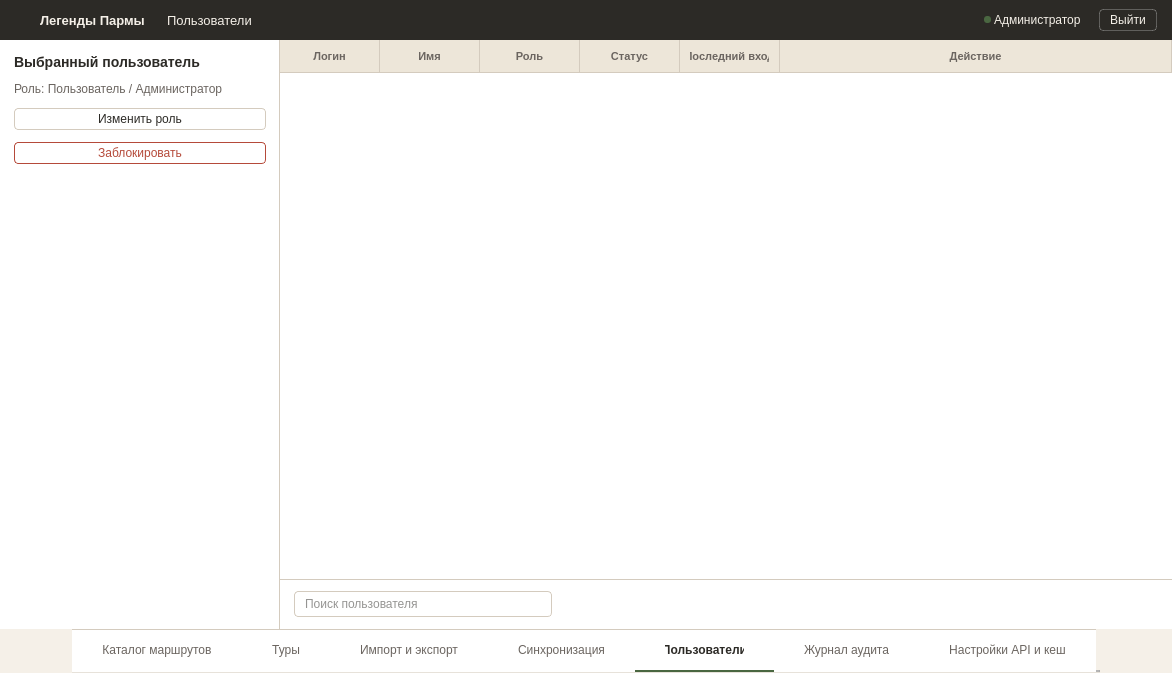
First picture: the form in ui/users_window.ui, repository nikolas-po/legends_parma, before the edit.
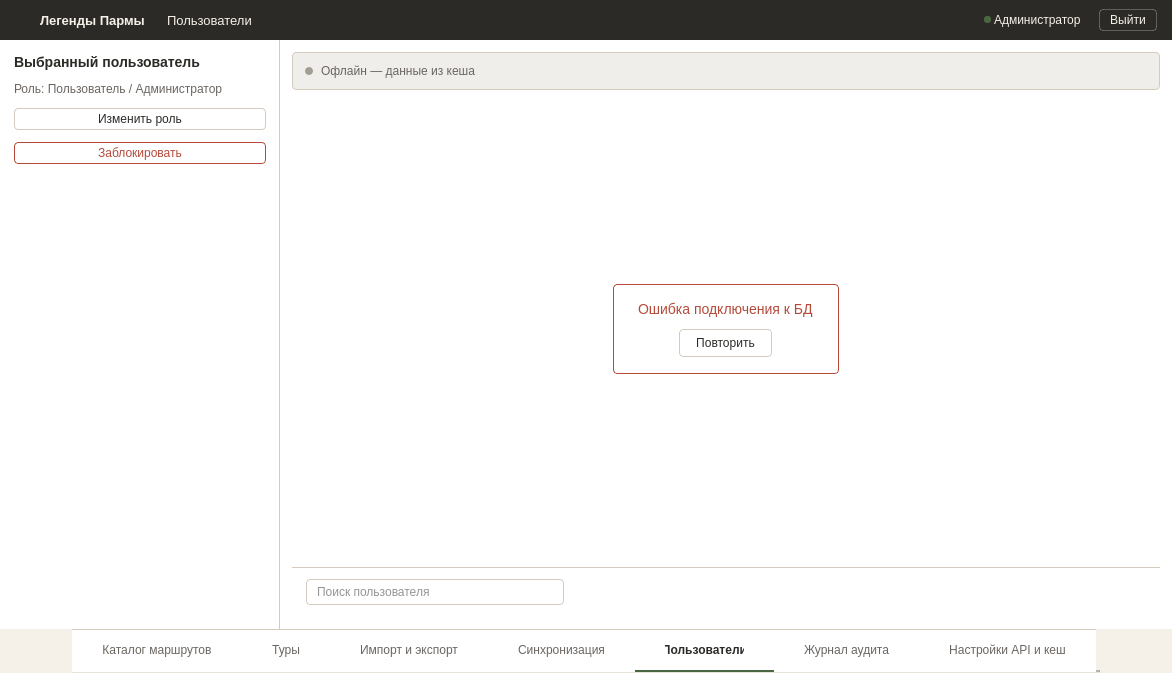
Second picture: the form after the edit. The open tabs and pages were chosen to show the change. Icons and pictures are not drawn.

Commit message: для нескольких окно сделал состояния

What changed in the file:
```diff
--- a/ui/users_window.ui
+++ b/ui/users_window.ui
@@ -14,135 +14,59 @@
    <string>UsersWindow</string>
   </property>
   <property name="styleSheet">
-   <string notr="true">#centralwidget {
-    background-color: #F5F0E8;
-}
+   <string notr="true">#centralwidget { background-color: #F5F0E8; }
+#headerFrame { background-color: #2C2A26; border: none; }
+#headerFrame QLabel { color: #F5F0E8; }
+#logout_btn { background-color: transparent; color: #F5F0E8; border: 1px solid rgba(255, 255, 255, 0.25); padding: 3px 10px; font-size: 12px; border-radius: 4px; }
+#logout_btn:hover { background-color: rgba(255, 255, 255, 0.08); border: 1px solid rgba(255, 255, 255, 0.4); }
+#logout_btn:pressed { background-color: rgba(255, 255, 255, 0.12); border: 1px solid rgba(255, 255, 255, 0.5); }
 
-#headerFrame { 
-    background-color: #2C2A26; 
-    border: none; 
-}
-#headerFrame QLabel { 
-    color: #F5F0E8; 
-}
-#logout_btn {
-    background-color: transparent;
-    color: #F5F0E8;
-    border: 1px solid rgba(255, 255, 255, 0.25);
-    padding: 3px 10px;
-    font-size: 12px;
-    border-radius: 4px;
-}
-#logout_btn:hover {
-    background-color: rgba(255, 255, 255, 0.08);
-    border: 1px solid rgba(255, 255, 255, 0.4);
-}
-#logout_btn:pressed {
-    background-color: rgba(255, 255, 255, 0.12);
-    border: 1px solid rgba(255, 255, 255, 0.5);
-}
+#leftPanel { background-color: #FFFFFF; border-right: 1px solid #D4CBBE; }
+#lbl_selected_title { font-size: 14px; font-weight: 600; color: #2C2A26; }
+#lbl_selected_desc { font-size: 12px; color: #6B6560; }
 
-#leftPanel {
-    background-color: #FFFFFF;
-    border-right: 1px solid #D4CBBE;
-}
-#lbl_selected_title {
-    font-size: 14px;
-    font-weight: 600;
-    color: #2C2A26;
-}
-#lbl_selected_desc {
-    font-size: 12px;
-    color: #6B6560;
-}
-
-#btn_change_role {
-    background-color: #FFFFFF;
-    color: #2C2A26;
-    border: 1px solid #D4CBBE;
-    padding: 3px 9px;
-    font-size: 12px;
-    border-radius: 4px;
-}
+#btn_change_role { background-color: #FFFFFF; color: #2C2A26; border: 1px solid #D4CBBE; padding: 3px 9px; font-size: 12px; border-radius: 4px; }
 #btn_change_role:hover { background-color: #F5F0E8; border: 1px solid #4A6741; }
+#btn_change_role:disabled { background-color: #FFFFFF; color: #A39E94; border: 1px solid #E5DFD4; }
+#btn_change_role:focus { border: 1px dashed #4A6741; }
 
-#btn_block {
-    background-color: #FFFFFF;
-    color: #B54A3A;
-    border: 1px solid #B54A3A;
-    padding: 3px 9px;
-    font-size: 12px;
-    border-radius: 4px;
-}
+#btn_block { background-color: #FFFFFF; color: #B54A3A; border: 1px solid #B54A3A; padding: 3px 9px; font-size: 12px; border-radius: 4px; }
 #btn_block:hover { background-color: #F5E8E6; }
 #btn_block:pressed { background-color: #EBD5D1; }
+#btn_block:disabled { background-color: #FFFFFF; color: #D4A39C; border: 1px solid #E5C4BF; }
+#btn_block:focus { border: 1px dashed #4A6741; }
 
-#rightPanel {
-    background-color: #FFFFFF;
-}
+#rightPanel { background-color: #FFFFFF; }
 
-QTableWidget {
-    background-color: #FFFFFF;
-    border: none;
-    outline: none;
-    gridline-color: transparent;
-}
-QHeaderView::section {
-    background-color: #EDE6D9;
-    color: #6B6560;
-    font-size: 11px;
-    font-weight: 600;
-    border: none;
-    border-bottom: 1px solid #D4CBBE;
-    border-right: 1px solid #D4CBBE;
-    padding: 7px 10px;
-    text-align: left;
-}
-QTableWidget::item {
-    border-bottom: 1px solid #E0DCD3;
-    padding: 7px 10px;
-    color: #2C2A26;
-    font-size: 12px;
-}
-QTableWidget::item:hover {
-    background-color: #EDE6D9;
-}
-QTableWidget::item:selected {
-    background-color: #E8EDE4;
-    color: #2C2A26;
-}
+QTableWidget { background-color: #FFFFFF; border: none; outline: none; gridline-color: transparent; }
+QHeaderView::section { background-color: #EDE6D9; color: #6B6560; font-size: 11px; font-weight: 600; border: none; border-bottom: 1px solid #D4CBBE; border-right: 1px solid #D4CBBE; padding: 7px 10px; text-align: left; }
+QTableWidget::item { border-bottom: 1px solid #E0DCD3; padding: 7px 10px; color: #2C2A26; font-size: 12px; }
+QTableWidget::item:hover { background-color: #EDE6D9; }
+QTableWidget::item:selected { background-color: #E8EDE4; color: #2C2A26; }
 
-#searchFrame {
-    border-top: 1px solid #D4CBBE;
-    background-color: #FFFFFF;
-}
-#searchInput {
-    padding: 4px 8px;
-    font-size: 12px;
-    border-radius: 4px;
-    border: 1px solid #D4CBBE;
-    background-color: #FFFFFF;
-    color: #2C2A26;
-    min-width: 160px;
-    max-width: 240px;
-}
+#searchFrame { border-top: 1px solid #D4CBBE; background-color: #FFFFFF; }
+#searchInput { padding: 4px 8px; font-size: 12px; border-radius: 4px; border: 1px solid #D4CBBE; background-color: #FFFFFF; color: #2C2A26; min-width: 160px; max-width: 240px; }
 #searchInput:hover { border: 1px solid #B8AE9E; }
 #searchInput:focus { border: 1px solid #4A6741; }
+#searchInput[error="true"] { border: 1px solid #B54A3A; }
+#searchInput:disabled { border: 1px dashed #D4CBBE; color: #A39E94; background-color: #F5F0E8; }
+
+#offlineBanner { background-color: #F0EEEA; border: 1px solid #D4CBBE; border-radius: 4px; }
+#offlineBanner QLabel { font-size: 12px; color: #6B6560; }
+#offlineDot { background-color: #A39E94; border-radius: 4px; min-width: 8px; max-width: 8px; min-height: 8px; max-height: 8px; }
+
+#lblLoadingTitle { font-size: 14px; color: #6B6560; }
+#lblLoadingSub { font-size: 12px; color: #A39E94; }
+#lblEmptyTitle { font-size: 14px; color: #6B6560; }
+#lblEmptySub { font-size: 12px; color: #A39E94; }
+#errorFrame { background-color: #FFFFFF; border: 1px solid #B54A3A; border-radius: 4px; }
+#errorFrame QLabel { font-size: 14px; color: #B54A3A; }
+#btnRetry { background-color: #FFFFFF; color: #2C2A26; border: 1px solid #D4CBBE; border-radius: 4px; padding: 6px 16px; font-size: 12px; }
+#btnRetry:hover { border: 1px solid #4A6741; background-color: #F5F0E8; }
 
 QTabWidget::panel { border: none; background-color: #FFFFFF; }
 QTabBar { background-color: #FFFFFF; border: none; }
-QTabBar::tab { 
-    height: 40px; 
-    background-color: #FFFFFF; 
-    color: #6B6560; 
-    font-size: 12px; 
-    font-weight: normal; 
-    padding: 0px 30px; 
-    border: none; 
-    border-bottom: 2px solid transparent; 
-    border-top: 1px solid #D4CBBE;
-    text-align: center; 
-}
+QTabBar::tab { height: 40px; background-color: #FFFFFF; color: #6B6560; font-size: 12px; font-weight: normal; padding: 0px 30px; border: none; border-bottom: 2px solid transparent; border-top: 1px solid #D4CBBE; text-align: center; }
 QTabBar::tab:hover { color: #2C2A26; }
 QTabBar::tab:selected { color: #2C2A26; font-weight: 600; border-bottom: 2px solid #4A6741; }</string>
   </property>
@@ -409,70 +333,177 @@
          </sizepolicy>
         </property>
         <layout class="QVBoxLayout" name="rightLayout">
-         <property name="spacing">
-          <number>0</number>
-         </property>
-         <property name="leftMargin">
-          <number>0</number>
-         </property>
-         <property name="topMargin">
-          <number>0</number>
-         </property>
-         <property name="rightMargin">
-          <number>0</number>
-         </property>
-         <property name="bottomMargin">
-          <number>0</number>
-         </property>
+         <property name="spacing"><number>0</number></property>
+         <property name="leftMargin"><number>12</number></property>
+         <property name="topMargin"><number>12</number></property>
+         <property name="rightMargin"><number>12</number></property>
+         <property name="bottomMargin"><number>12</number></property>
+         
          <item>
-          <widget class="QTableWidget" name="userTable">
-           <property name="frameShape">
-            <enum>QFrame::Shape::NoFrame</enum>
-           </property>
-           <property name="selectionMode">
-            <enum>QAbstractItemView::SelectionMode::SingleSelection</enum>
-           </property>
-           <property name="selectionBehavior">
-            <enum>QAbstractItemView::SelectionBehavior::SelectRows</enum>
-           </property>
-           <property name="showGrid">
-            <bool>false</bool>
-           </property>
-           <attribute name="horizontalHeaderStretchLastSection">
-            <bool>true</bool>
-           </attribute>
-           <column>
-            <property name="text">
-             <string>Логин</string>
-            </property>
-           </column>
-           <column>
-            <property name="text">
-             <string>Имя</string>
-            </property>
-           </column>
-           <column>
-            <property name="text">
-             <string>Роль</string>
-            </property>
-           </column>
-           <column>
-            <property name="text">
-             <string>Статус</string>
-            </property>
-           </column>
-           <column>
-            <property name="text">
-             <string>Последний вход</string>
-            </property>
-           </column>
-           <column>
-            <property name="text">
-             <string>Действие</string>
-            </property>
-           </column>
+          <widget class="QFrame" name="offlineBanner">
+           <property name="visible"><bool>false</bool></property>
+           <layout class="QHBoxLayout" name="offlineLayout">
+            <property name="spacing"><number>8</number></property>
+            <property name="leftMargin"><number>12</number></property>
+            <property name="topMargin"><number>8</number></property>
+            <property name="rightMargin"><number>12</number></property>
+            <property name="bottomMargin"><number>8</number></property>
+            <item>
+             <widget class="QLabel" name="offlineDot">
+              <property name="text"><string/></property>
+             </widget>
+            </item>
+            <item>
+             <widget class="QLabel" name="lbl_offline">
+              <property name="text"><string>Офлайн — данные из кеша</string></property>
+             </widget>
+            </item>
+            <item>
+             <spacer name="offlineSpacer">
+              <property name="orientation"><enum>Qt::Orientation::Horizontal</enum></property>
+              <property name="sizeHint" stdset="0"><size><width>40</width><height>20</height></size></property>
+             </spacer>
+            </item>
+           </layout>
           </widget>
          </item>
+         
+         <item>
+          <widget class="QStackedWidget" name="stateStack">
+           <property name="currentIndex"><number>0</number></property>
+           
+           <widget class="QWidget" name="pageNormal">
+            <layout class="QVBoxLayout" name="normalLayout">
+             <property name="leftMargin"><number>0</number></property>
+             <property name="topMargin"><number>0</number></property>
+             <property name="rightMargin"><number>0</number></property>
+             <property name="bottomMargin"><number>0</number></property>
+             <item>
+              <widget class="QTableWidget" name="userTable">
+               <property name="frameShape"><enum>QFrame::Shape::NoFrame</enum></property>
+               <property name="selectionMode"><enum>QAbstractItemView::SelectionMode::SingleSelection</enum></property>
+               <property name="selectionBehavior"><enum>QAbstractItemView::SelectionBehavior::SelectRows</enum></property>
+               <property name="showGrid"><bool>false</bool></property>
+               <attribute name="horizontalHeaderStretchLastSection"><bool>true</bool></attribute>
+               <column><property name="text"><string>Логин</string></property></column>
+               <column><property name="text"><string>Имя</string></property></column>
+               <column><property name="text"><string>Роль</string></property></column>
+               <column><property name="text"><string>Статус</string></property></column>
+               <column><property name="text"><string>Последний вход</string></property></column>
+               <column><property name="text"><string>Действие</string></property></column>
+              </widget>
+             </item>
+            </layout>
+           </widget>
+           
+           <widget class="QWidget" name="pageLoading">
+            <layout class="QVBoxLayout" name="loadingLayout">
+             <property name="leftMargin"><number>0</number></property>
+             <property name="topMargin"><number>0</number></property>
+             <property name="rightMargin"><number>0</number></property>
+             <property name="bottomMargin"><number>0</number></property>
+             <item>
+              <spacer name="loadingSpacerTop">
+               <property name="orientation"><enum>Qt::Orientation::Vertical</enum></property>
+               <property name="sizeHint" stdset="0"><size><width>20</width><height>40</height></size></property>
+              </spacer>
+             </item>
+             <item alignment="Qt::AlignHCenter">
+              <widget class="QLabel" name="lblLoadingTitle">
+               <property name="text"><string>Загрузка...</string></property>
+              </widget>
+             </item>
+             <item alignment="Qt::AlignHCenter">
+              <widget class="QLabel" name="lblLoadingSub">
+               <property name="text"><string>Индикатор прогресса</string></property>
+              </widget>
+             </item>
+             <item>
+              <spacer name="loadingSpacerBottom">
+               <property name="orientation"><enum>Qt::Orientation::Vertical</enum></property>
+               <property name="sizeHint" stdset="0"><size><width>20</width><height>40</height></size></property>
+              </spacer>
+             </item>
+            </layout>
+           </widget>
+           
+           <widget class="QWidget" name="pageEmpty">
+            <layout class="QVBoxLayout" name="emptyLayout">
+             <property name="leftMargin"><number>0</number></property>
+             <property name="topMargin"><number>0</number></property>
+             <property name="rightMargin"><number>0</number></property>
+             <property name="bottomMargin"><number>0</number></property>
+             <item>
+              <spacer name="emptySpacerTop">
+               <property name="orientation"><enum>Qt::Orientation::Vertical</enum></property>
+               <property name="sizeHint" stdset="0"><size><width>20</width><height>40</height></size></property>
+              </spacer>
+             </item>
+             <item alignment="Qt::AlignHCenter">
+              <widget class="QLabel" name="lblEmptyTitle">
+               <property name="text"><string>Ничего не найдено</string></property>
+              </widget>
+             </item>
+             <item alignment="Qt::AlignHCenter">
+              <widget class="QLabel" name="lblEmptySub">
+               <property name="text"><string>Измените фильтры</string></property>
+              </widget>
+             </item>
+             <item>
+              <spacer name="emptySpacerBottom">
+               <property name="orientation"><enum>Qt::Orientation::Vertical</enum></property>
+               <property name="sizeHint" stdset="0"><size><width>20</width><height>40</height></size></property>
+              </spacer>
+             </item>
+            </layout>
+           </widget>
+           
+           <widget class="QWidget" name="pageError">
+            <layout class="QVBoxLayout" name="errorLayout">
+             <property name="leftMargin"><number>0</number></property>
+             <property name="topMargin"><number>0</number></property>
+             <property name="rightMargin"><number>0</number></property>
+             <property name="bottomMargin"><number>0</number></property>
+             <item>
+              <spacer name="errorSpacerTop">
+               <property name="orientation"><enum>Qt::Orientation::Vertical</enum></property>
+               <property name="sizeHint" stdset="0"><size><width>20</width><height>40</height></size></property>
+              </spacer>
+             </item>
+             <item alignment="Qt::AlignHCenter">
+              <widget class="QFrame" name="errorFrame">
+               <layout class="QVBoxLayout" name="errorFrameLayout">
+                <property name="spacing"><number>12</number></property>
+                <property name="leftMargin"><number>24</number></property>
+                <property name="topMargin"><number>16</number></property>
+                <property name="rightMargin"><number>24</number></property>
+                <property name="bottomMargin"><number>16</number></property>
+                <item alignment="Qt::AlignHCenter">
+                 <widget class="QLabel" name="lblErrorMessage">
+                  <property name="text"><string>Ошибка подключения к БД</string></property>
+                 </widget>
+                </item>
+                <item alignment="Qt::AlignHCenter">
+                 <widget class="QPushButton" name="btnRetry">
+                  <property name="cursor"><cursorShape>PointingHandCursor</cursorShape></property>
+                  <property name="text"><string>Повторить</string></property>
+                 </widget>
+                </item>
+               </layout>
+              </widget>
+             </item>
+             <item>
+              <spacer name="errorSpacerBottom">
+               <property name="orientation"><enum>Qt::Orientation::Vertical</enum></property>
+               <property name="sizeHint" stdset="0"><size><width>20</width><height>40</height></size></property>
+              </spacer>
+             </item>
+            </layout>
+           </widget>
+           
+          </widget>
+         </item>
+         
          <item>
           <widget class="QFrame" name="searchFrame">
            <property name="minimumSize">
```
Left out of the diff: 376 changed lines with no effect on the pictures. The commit also changes 7 other files.
